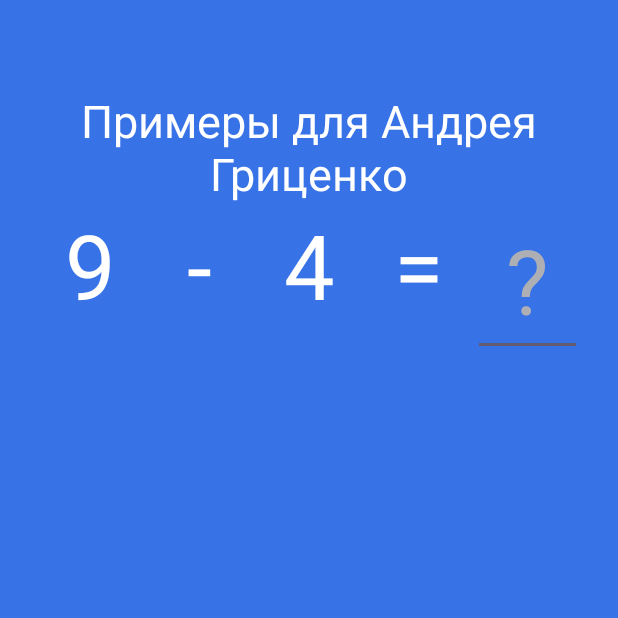
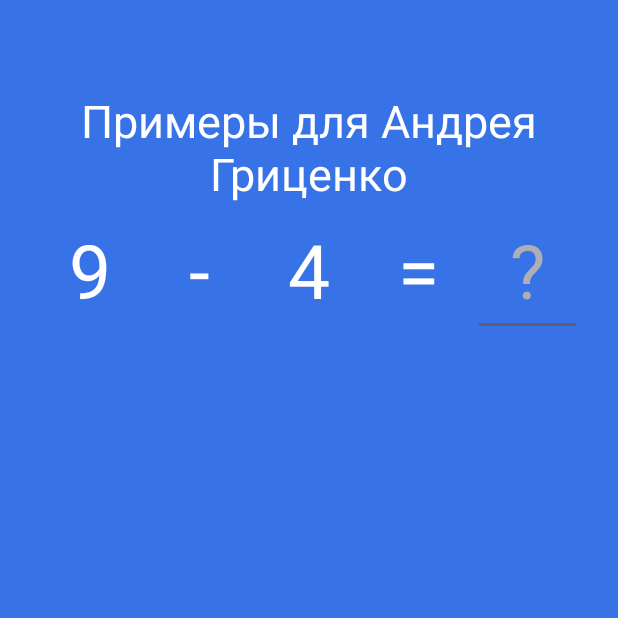
Before and after one commit to yapogrem/AndreyMath, an Android app: the screen it shows after launch (MainActivity), on a phone screen of 412 x 824 dp, the top half of it. Run offline under Robolectric (Android 15) with nearby library versions, the phone set to English and light mode, and no system bars.

Commit message:
AM ver 1

```diff
--- a/app/src/main/res/layout/activity_main.xml
+++ b/app/src/main/res/layout/activity_main.xml
@@ -40,7 +40,9 @@
         android:layout_height="wrap_content"
         android:textAlignment="center"
         android:textColor="@color/white"
-        android:textSize="60sp"
+        android:layout_marginTop="10dp"
+        android:lines="1"
+        android:textSize="@dimen/digits_text_size"
         app:layout_constraintEnd_toStartOf="@+id/operand"
         app:layout_constraintHorizontal_bias="0.5"
         app:layout_constraintStart_toStartOf="@+id/left_guideline"
@@ -51,9 +53,10 @@
         android:id="@+id/operand"
         android:layout_width="0dp"
         android:layout_height="wrap_content"
+        android:layout_marginTop="10dp"
         android:textAlignment="center"
         android:textColor="@color/white"
-        android:textSize="60sp"
+        android:textSize="@dimen/digits_text_size"
         app:layout_constraintEnd_toStartOf="@+id/second_digit"
         app:layout_constraintStart_toEndOf="@+id/first_digit"
         app:layout_constraintTop_toBottomOf="@+id/nameTextView"
@@ -63,9 +66,11 @@
         android:id="@+id/second_digit"
         android:layout_width="0dp"
         android:layout_height="wrap_content"
+        android:layout_marginTop="10dp"
         android:textAlignment="center"
+        android:lines="1"
         android:textColor="@color/white"
-        android:textSize="60sp"
+        android:textSize="@dimen/digits_text_size"
         app:layout_constraintEnd_toStartOf="@+id/equally"
         app:layout_constraintStart_toEndOf="@+id/operand"
         app:layout_constraintTop_toBottomOf="@+id/nameTextView"
@@ -75,10 +80,11 @@
         android:id="@+id/equally"
         android:layout_width="0dp"
         android:layout_height="wrap_content"
+        android:layout_marginTop="10dp"
         android:text="@string/ravno"
         android:textAlignment="center"
         android:textColor="@color/white"
-        android:textSize="60sp"
+        android:textSize="@dimen/digits_text_size"
         app:layout_constraintEnd_toStartOf="@+id/input_search"
         app:layout_constraintStart_toEndOf="@+id/second_digit"
         app:layout_constraintTop_toBottomOf="@+id/nameTextView" />
@@ -96,7 +102,7 @@
         android:textAlignment="center"
         android:textColor="@color/white"
         android:textColorHint="#AEAFB4"
-        android:textSize="60sp"
+        android:textSize="@dimen/digits_text_size"
         app:layout_constraintEnd_toStartOf="@+id/right_guideline"
         app:layout_constraintStart_toEndOf="@+id/equally"
         app:layout_constraintTop_toBottomOf="@+id/nameTextView" />
@@ -107,13 +113,13 @@
         android:layout_height="wrap_content"
         android:textAlignment="center"
         android:textColor="@color/white"
-        android:textSize="40sp"
+        android:textSize="30sp"
         android:layout_marginTop="20dp"
         app:layout_constraintEnd_toEndOf="parent"
         app:layout_constraintStart_toStartOf="parent"
         app:layout_constraintTop_toBottomOf="@+id/first_digit"
-        android:text="Молодец, правильно!"
-        tools:visibility="gone" />
+        android:text="Молодец, Андрей, правильно!"
+ />
 
     <TextView
         android:id="@+id/wrong_answer"
@@ -126,7 +132,9 @@
         app:layout_constraintEnd_toEndOf="parent"
         app:layout_constraintStart_toStartOf="parent"
         app:layout_constraintTop_toBottomOf="@+id/first_digit"
-        android:text="Неправильно!!!" />
+        android:text="Неправильно, Андрейка!!!"
+        tools:visibility="gone"
+        />
 
     <Button
         android:id="@+id/new_task_button"
--- a/app/src/main/res/values/dimens.xml
+++ b/app/src/main/res/values/dimens.xml
@@ -1,3 +1,4 @@
 <resources>
     <dimen name="fab_margin">16dp</dimen>
+    <dimen name="digits_text_size">50sp</dimen>
 </resources>
```
